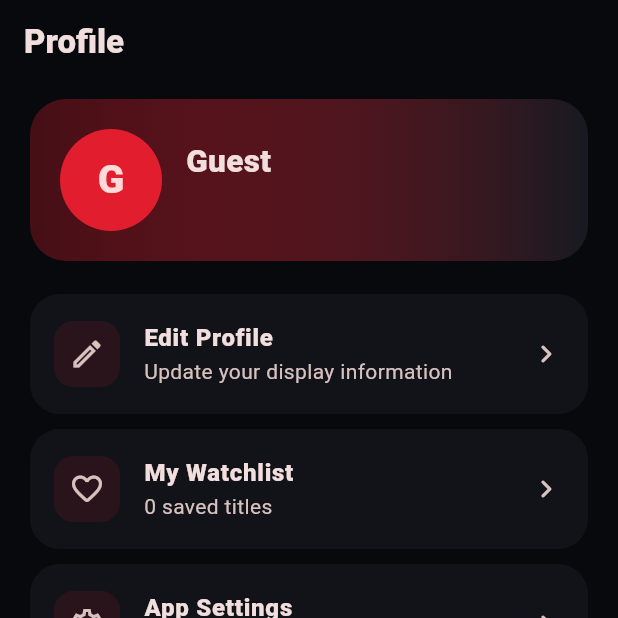
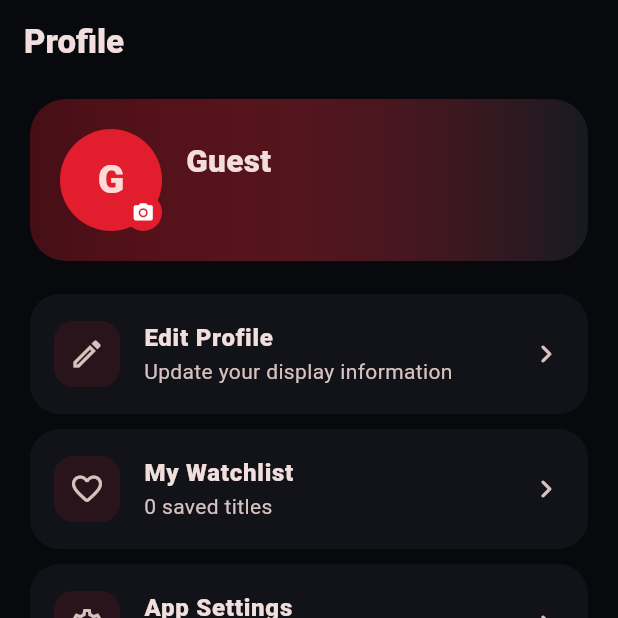
Before and after one commit to moeezulislamkhan/Invorex_Movie, a Flutter app: the ProfileScreen screen opened directly, on a phone screen of 412 x 824 dp, the top half of it. Run offline on Flutter 3.47's test engine with Material 3 defaults, Android fonts, the phone set to English and light mode, and no system bars; our stand-ins replace chewie, cloud_firestore, firebase_auth, firebase_core, image_picker, shared_preferences and 1 more; accounts and stored records are empty.

Commit message:
Add local profile image picker

```diff
--- a/lib/providers/auth_provider.dart
+++ b/lib/providers/auth_provider.dart
@@ -16,11 +16,13 @@ class AuthProvider extends ChangeNotifier {
 bool _loggedIn = false;
 String _name = 'Guest';
 String _email = '';
+String? _profileImagePath;
 
  bool get initialized => _initialized;
 bool get loggedIn => _loggedIn;
 String get name => _name;
 String get email => _email;
+String? get profileImagePath => _profileImagePath;
 
   Future<bool> onboardingComplete() => _storage.onboardingComplete;
 
@@ -33,6 +35,8 @@ class AuthProvider extends ChangeNotifier {
   // =========================
 
 Future<void> load() async {
+  _profileImagePath = await _storage.profileImagePath;
+
   final user = _auth.currentUser;
 
     if (user != null) {
@@ -229,7 +233,17 @@ Future<void> _saveFirestoreProfile({
       debugPrint('Firestore profile error: $e');
     }
   }
+// =========================
+// LOCAL PROFILE IMAGE
+// =========================
 
+Future<void> setProfileImage(String path) async {
+  _profileImagePath = path;
+
+  await _storage.saveProfileImagePath(path);
+
+  notifyListeners();
+}
   // =========================
   // UPDATE PROFILE
   // =========================
--- a/lib/screens/profile_screen.dart
+++ b/lib/screens/profile_screen.dart
@@ -1,4 +1,8 @@
+import 'dart:io';
+
 import 'package:flutter/material.dart';
+import 'package:image_picker/image_picker.dart';
+import 'package:path_provider/path_provider.dart';
 import 'package:provider/provider.dart';
 
 import '../config/app_config.dart';
@@ -18,7 +22,50 @@ class ProfileScreen extends StatelessWidget {
       (_) => false,
     );
   }
+Future<void> _pickProfileImage(BuildContext context) async {
+  try {
+    final picker = ImagePicker();
 
+    final image = await picker.pickImage(
+      source: ImageSource.gallery,
+      imageQuality: 85,
+      maxWidth: 1000,
+    );
+
+    if (image == null) return;
+
+    final directory = await getApplicationDocumentsDirectory();
+
+    final extension = image.path.split('.').last;
+
+    final targetPath =
+        '${directory.path}/profile_image.$extension';
+
+    final copiedImage = await File(image.path).copy(targetPath);
+
+    if (!context.mounted) return;
+
+    await context.read<AuthProvider>().setProfileImage(
+          copiedImage.path,
+        );
+
+    if (!context.mounted) return;
+
+    ScaffoldMessenger.of(context).showSnackBar(
+      const SnackBar(
+        content: Text('Profile image updated successfully.'),
+      ),
+    );
+  } catch (e) {
+    if (!context.mounted) return;
+
+    ScaffoldMessenger.of(context).showSnackBar(
+      SnackBar(
+        content: Text('Failed to update profile image: $e'),
+      ),
+    );
+  }
+}
   @override
   Widget build(BuildContext context) {
     final auth = context.watch<AuthProvider>();
@@ -47,15 +94,44 @@ class ProfileScreen extends StatelessWidget {
             ),
             child: Row(
               children: [
+               GestureDetector(
+  onTap: () => _pickProfileImage(context),
+  child: Stack(
+    alignment: Alignment.bottomRight,
+    children: [
       CircleAvatar(
         radius: 34,
-                  backgroundColor: Theme.of(context).colorScheme.primary,
-                  child: Text(
-                    auth.name.isEmpty ? 'G' : auth.name[0].toUpperCase(),
+        backgroundColor:
+            Theme.of(context).colorScheme.primary,
+        backgroundImage: auth.profileImagePath != null
+            ? FileImage(
+                File(auth.profileImagePath!),
+              )
+            : null,
+        child: auth.profileImagePath == null
+            ? Text(
+                auth.name.isEmpty
+                    ? 'G'
+                    : auth.name[0].toUpperCase(),
                 style: const TextStyle(
                   fontSize: 26,
                   fontWeight: FontWeight.w900,
                 ),
+              )
+            : null,
+      ),
+      Container(
+        padding: const EdgeInsets.all(5),
+        decoration: BoxDecoration(
+          color: Theme.of(context).colorScheme.primary,
+          shape: BoxShape.circle,
+        ),
+        child: const Icon(
+          Icons.camera_alt_rounded,
+          size: 15,
+        ),
+      ),
+    ],
   ),
 ),
                 const SizedBox(width: 16),
--- a/pubspec.yaml
+++ b/pubspec.yaml
@@ -23,6 +23,8 @@ dependencies:
 
   video_player: ^2.8.1
   chewie: ^1.14.1
+  image_picker: ^1.2.3
+  path_provider: ^2.1.6
 
 dev_dependencies:
   flutter_test:
```
Also changed, not shown: lib/services/local_storage_service.dart (+10 -0 lines), pubspec.lock. Lines whose indentation alone changed are shown as unchanged.
